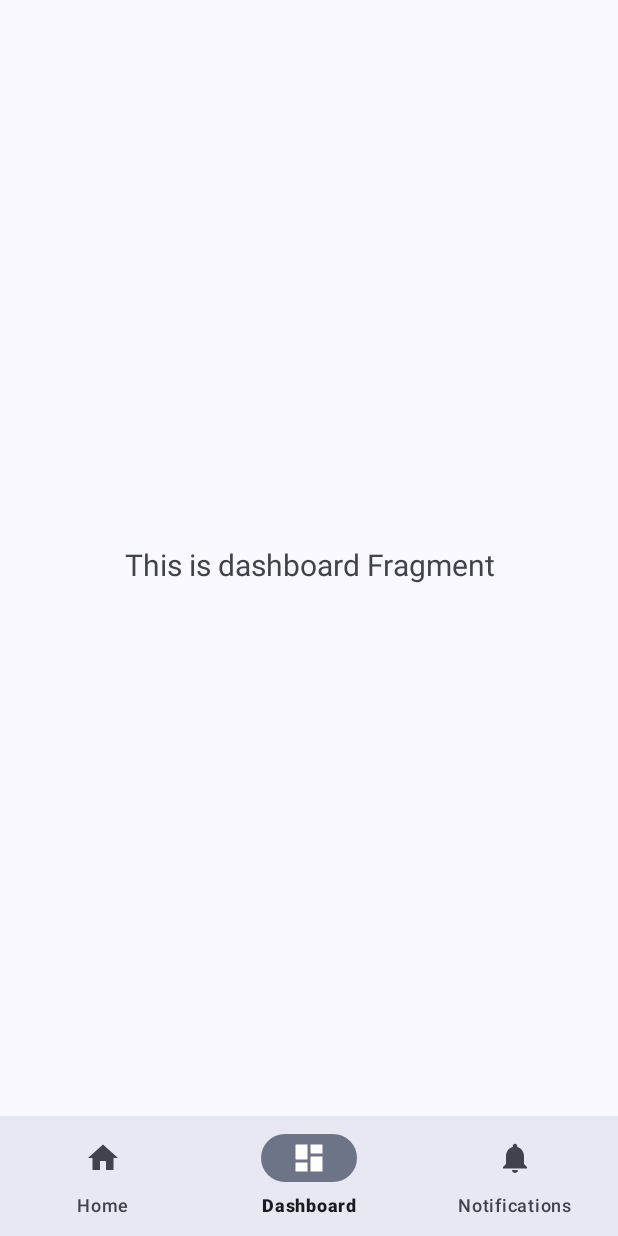
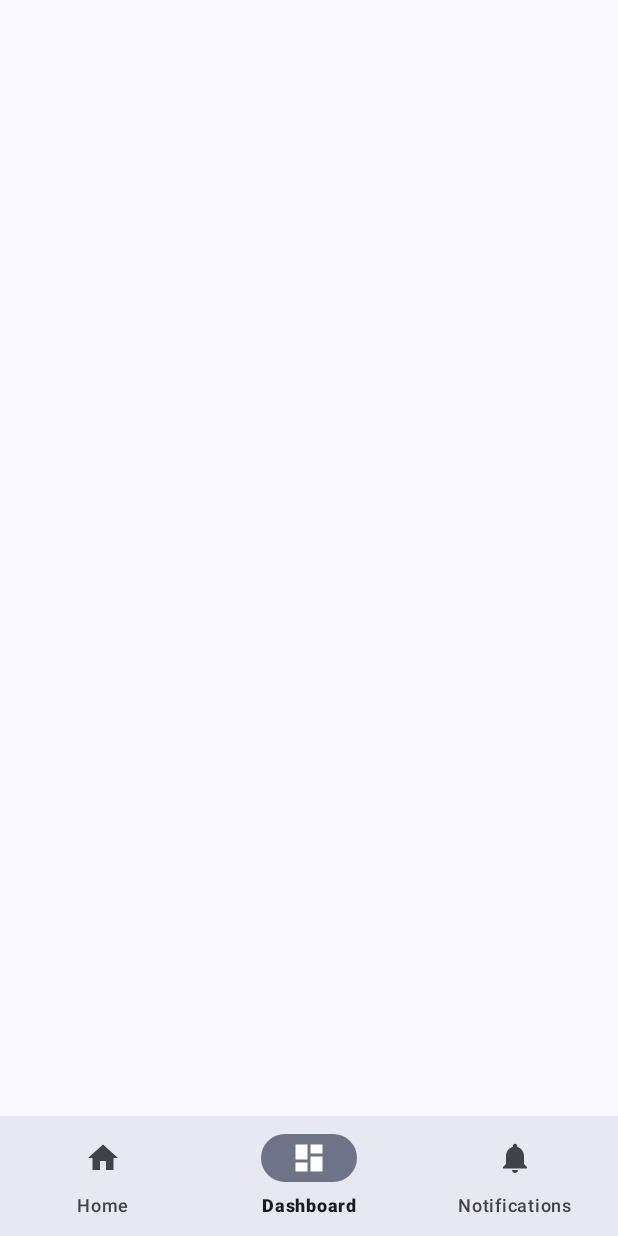
Before and after one commit to GitaristErik/MilitaryAccountingApp, an Android app: the screen it shows after launch (MainActivity), item 2 of the bottom bar chosen, on a phone screen of 412 x 824 dp. Run offline under Robolectric (Android 15) with nearby library versions, the light colour scheme and no system bars; our stand-ins replace navigation-ui.

Commit message:
Refactoring structure project

```diff
--- a/app/src/main/AndroidManifest.xml
+++ b/app/src/main/AndroidManifest.xml
@@ -6,7 +6,7 @@
     <uses-permission android:name="android.permission.INTERNET" />
 
     <application
-        android:name=".App"
+        android:name=".presenter.App"
         android:allowBackup="true"
         android:dataExtractionRules="@xml/data_extraction_rules"
         android:fullBackupContent="@xml/backup_rules"
@@ -17,7 +17,7 @@
         android:theme="@style/Theme.MilitaryAccountingApp"
         tools:targetApi="32">
         <activity
-            android:name=".MainActivity"
+            android:name=".presenter.activity.MainActivity"
             android:exported="true"
             android:theme="@style/Theme.MilitaryAccountingApp.Startup"
             >
--- a/app/src/main/java/com/example/militaryaccountingapp/App.kt
+++ b/app/src/main/java/com/example/militaryaccountingapp/presenter/App.kt
@@ -1,4 +1,4 @@
-package com.example.militaryaccountingapp
+package com.example.militaryaccountingapp.presenter
 
 import android.app.Application
 import com.google.android.material.color.DynamicColors
--- a/app/src/main/java/com/example/militaryaccountingapp/MainActivity.kt
+++ b/app/src/main/java/com/example/militaryaccountingapp/presenter/activity/MainActivity.kt
@@ -1,4 +1,4 @@
-package com.example.militaryaccountingapp
+package com.example.militaryaccountingapp.presenter.activity
 
 import android.os.Bundle
 import androidx.appcompat.app.AppCompatActivity
@@ -7,6 +7,7 @@ import androidx.navigation.NavController
 import androidx.navigation.fragment.NavHostFragment
 import androidx.navigation.ui.AppBarConfiguration
 import androidx.navigation.ui.setupWithNavController
+import com.example.militaryaccountingapp.R
 import com.example.militaryaccountingapp.databinding.ActivityMainBinding
 import com.google.android.material.bottomnavigation.BottomNavigationView
 import com.google.android.material.color.DynamicColors
--- a/app/src/main/java/com/example/militaryaccountingapp/ui/dashboard/DashboardFragment.kt
+++ b/app/src/main/java/com/example/militaryaccountingapp/presenter/fragment/dashboard/DashboardFragment.kt
@@ -1,10 +1,9 @@
-package com.example.militaryaccountingapp.ui.dashboard
+package com.example.militaryaccountingapp.presenter.fragment.dashboard
 
 import android.os.Bundle
 import android.view.LayoutInflater
 import android.view.View
 import android.view.ViewGroup
-import android.widget.TextView
 import androidx.fragment.app.Fragment
 import androidx.lifecycle.ViewModelProvider
 import com.example.militaryaccountingapp.databinding.FragmentDashboardBinding
@@ -22,17 +21,11 @@ class DashboardFragment : Fragment() {
         container: ViewGroup?,
         savedInstanceState: Bundle?
     ): View {
-        val dashboardViewModel =
-            ViewModelProvider(this).get(DashboardViewModel::class.java)
+        val dashboardViewModel = ViewModelProvider(this)[DashboardViewModel::class.java]
+        _binding = FragmentDashboardBinding.inflate(inflater, container, false)
 
-        _binding = FragmentDashboardBinding.inflate(inflater, container, false)
-        val root: View = binding.root
 
-        val textView: TextView = binding.textDashboard
-        dashboardViewModel.text.observe(viewLifecycleOwner) {
-            textView.text = it
-        }
-        return root
+        return binding.root
     }
 
     override fun onDestroyView() {
--- a/app/src/main/java/com/example/militaryaccountingapp/ui/dashboard/DashboardViewModel.kt
+++ b/app/src/main/java/com/example/militaryaccountingapp/presenter/fragment/dashboard/DashboardViewModel.kt
@@ -1,4 +1,4 @@
-package com.example.militaryaccountingapp.ui.dashboard
+package com.example.militaryaccountingapp.presenter.fragment.dashboard
 
 import androidx.lifecycle.LiveData
 import androidx.lifecycle.MutableLiveData
--- a/app/src/main/java/com/example/militaryaccountingapp/ui/home/HomeCategoriesFragment.kt
+++ b/app/src/main/java/com/example/militaryaccountingapp/presenter/fragment/home/HomeCategoriesFragment.kt
@@ -1,4 +1,4 @@
-package com.example.militaryaccountingapp.ui.home
+package com.example.militaryaccountingapp.presenter.fragment.home
 
 import android.os.Bundle
 import androidx.fragment.app.Fragment
@@ -6,7 +6,6 @@ import android.view.LayoutInflater
 import android.view.View
 import android.view.ViewGroup
 import androidx.recyclerview.widget.LinearLayoutManager
-import com.example.militaryaccountingapp.R
 import com.example.militaryaccountingapp.databinding.FragmentHomeCategoriesBinding
 
 class HomeCategoriesFragment : Fragment() {
--- a/app/src/main/java/com/example/militaryaccountingapp/ui/home/HomeFragment.kt
+++ b/app/src/main/java/com/example/militaryaccountingapp/presenter/fragment/home/HomeFragment.kt
@@ -1,4 +1,4 @@
-package com.example.militaryaccountingapp.ui.home
+package com.example.militaryaccountingapp.presenter.fragment.home
 
 import android.os.Bundle
 import android.view.LayoutInflater
--- a/app/src/main/java/com/example/militaryaccountingapp/ui/home/HomeItemsFragment.kt
+++ b/app/src/main/java/com/example/militaryaccountingapp/presenter/fragment/home/HomeItemsFragment.kt
@@ -1,11 +1,10 @@
-package com.example.militaryaccountingapp.ui.home
+package com.example.militaryaccountingapp.presenter.fragment.home
 
 import android.os.Bundle
 import androidx.fragment.app.Fragment
 import android.view.LayoutInflater
 import android.view.View
 import android.view.ViewGroup
-import com.example.militaryaccountingapp.R
 import com.example.militaryaccountingapp.databinding.FragmentHomeItemsBinding
 
 class HomeItemsFragment : Fragment() {
--- a/app/src/main/java/com/example/militaryaccountingapp/ui/notifications/NotificationsViewModel.kt
+++ b/app/src/main/java/com/example/militaryaccountingapp/presenter/fragment/home/HomeViewModel.kt
@@ -1,13 +1,13 @@
-package com.example.militaryaccountingapp.ui.notifications
+package com.example.militaryaccountingapp.presenter.fragment.home
 
 import androidx.lifecycle.LiveData
 import androidx.lifecycle.MutableLiveData
 import androidx.lifecycle.ViewModel
 
-class NotificationsViewModel : ViewModel() {
+class HomeViewModel : ViewModel() {
 
     private val _text = MutableLiveData<String>().apply {
-        value = "This is notifications Fragment"
+        value = "This is home Fragment"
     }
     val text: LiveData<String> = _text
 }
--- a/app/src/main/java/com/example/militaryaccountingapp/ui/home/HomeViewPagerAdapter.kt
+++ b/app/src/main/java/com/example/militaryaccountingapp/presenter/fragment/home/HomeViewPagerAdapter.kt
@@ -1,4 +1,4 @@
-package com.example.militaryaccountingapp.ui.home
+package com.example.militaryaccountingapp.presenter.fragment.home
 
 import androidx.fragment.app.Fragment
 import androidx.fragment.app.FragmentManager
--- a/app/src/main/java/com/example/militaryaccountingapp/ui/notifications/NotificationsFragment.kt
+++ b/app/src/main/java/com/example/militaryaccountingapp/presenter/fragment/notifications/NotificationsFragment.kt
@@ -1,4 +1,4 @@
-package com.example.militaryaccountingapp.ui.notifications
+package com.example.militaryaccountingapp.presenter.fragment.notifications
 
 import android.os.Bundle
 import android.view.LayoutInflater
--- a/app/src/main/java/com/example/militaryaccountingapp/ui/home/HomeViewModel.kt
+++ b/app/src/main/java/com/example/militaryaccountingapp/presenter/fragment/notifications/NotificationsViewModel.kt
@@ -1,13 +1,13 @@
-package com.example.militaryaccountingapp.ui.home
+package com.example.militaryaccountingapp.presenter.fragment.notifications
 
 import androidx.lifecycle.LiveData
 import androidx.lifecycle.MutableLiveData
 import androidx.lifecycle.ViewModel
 
-class HomeViewModel : ViewModel() {
+class NotificationsViewModel : ViewModel() {
 
     private val _text = MutableLiveData<String>().apply {
-        value = "This is home Fragment"
+        value = "This is notifications Fragment"
     }
     val text: LiveData<String> = _text
 }
--- a/app/src/main/res/layout/activity_main.xml
+++ b/app/src/main/res/layout/activity_main.xml
@@ -4,7 +4,7 @@
     xmlns:tools="http://schemas.android.com/tools"
     android:layout_width="match_parent"
     android:layout_height="match_parent"
-    tools:context=".MainActivity">
+    tools:context=".presenter.activity.MainActivity">
 
     <androidx.fragment.app.FragmentContainerView
         android:id="@+id/nav_host_fragment_activity_main"
--- a/app/src/main/res/layout/fragment_dashboard.xml
+++ b/app/src/main/res/layout/fragment_dashboard.xml
@@ -4,7 +4,7 @@
     xmlns:tools="http://schemas.android.com/tools"
     android:layout_width="match_parent"
     android:layout_height="match_parent"
-    tools:context=".ui.dashboard.DashboardFragment">
+    tools:context=".presenter.fragment.dashboard.DashboardFragment">
 
     <TextView
         android:id="@+id/text_dashboard"
--- a/app/src/main/res/layout/fragment_home.xml
+++ b/app/src/main/res/layout/fragment_home.xml
@@ -4,7 +4,7 @@
     xmlns:tools="http://schemas.android.com/tools"
     android:layout_width="match_parent"
     android:layout_height="match_parent"
-    tools:context=".ui.home.HomeFragment">
+    tools:context=".presenter.fragment.home.HomeFragment">
 
     <androidx.viewpager2.widget.ViewPager2
         android:id="@+id/view_pager"
--- a/app/src/main/res/layout/fragment_home_categories.xml
+++ b/app/src/main/res/layout/fragment_home_categories.xml
@@ -6,7 +6,7 @@
     android:layout_height="match_parent"
     android:layout_marginHorizontal="@dimen/activity_horizontal_margin"
     android:orientation="vertical"
-    tools:context=".ui.home.HomeCategoriesFragment">
+    tools:context=".presenter.fragment.home.HomeCategoriesFragment">
 
     <androidx.recyclerview.widget.RecyclerView
         android:id="@+id/rvCategories"
--- a/app/src/main/res/layout/fragment_home_items.xml
+++ b/app/src/main/res/layout/fragment_home_items.xml
@@ -3,7 +3,7 @@
     xmlns:tools="http://schemas.android.com/tools"
     android:layout_width="match_parent"
     android:layout_height="match_parent"
-    tools:context=".ui.home.HomeItemsFragment">
+    tools:context=".presenter.fragment.home.HomeItemsFragment">
 
     <!-- TODO: Update blank fragment layout -->
     <TextView
--- a/app/src/main/res/layout/fragment_notifications.xml
+++ b/app/src/main/res/layout/fragment_notifications.xml
@@ -4,7 +4,7 @@
     xmlns:tools="http://schemas.android.com/tools"
     android:layout_width="match_parent"
     android:layout_height="match_parent"
-    tools:context=".ui.notifications.NotificationsFragment">
+    tools:context=".presenter.fragment.notifications.NotificationsFragment">
 
     <TextView
         android:id="@+id/text_notifications"
--- a/app/src/main/res/navigation/mobile_navigation.xml
+++ b/app/src/main/res/navigation/mobile_navigation.xml
@@ -7,19 +7,19 @@
 
     <fragment
         android:id="@+id/navigation_home"
-        android:name="com.example.militaryaccountingapp.ui.home.HomeFragment"
+        android:name="com.example.militaryaccountingapp.presenter.fragment.home.HomeFragment"
         android:label="@string/title_home"
         tools:layout="@layout/fragment_home" />
 
     <fragment
         android:id="@+id/navigation_dashboard"
-        android:name="com.example.militaryaccountingapp.ui.dashboard.DashboardFragment"
+        android:name="com.example.militaryaccountingapp.presenter.fragment.dashboard.DashboardFragment"
         android:label="@string/title_dashboard"
         tools:layout="@layout/fragment_dashboard" />
 
     <fragment
         android:id="@+id/navigation_notifications"
-        android:name="com.example.militaryaccountingapp.ui.notifications.NotificationsFragment"
+        android:name="com.example.militaryaccountingapp.presenter.fragment.notifications.NotificationsFragment"
         android:label="@string/title_notifications"
         tools:layout="@layout/fragment_notifications" />
 </navigation>
```
